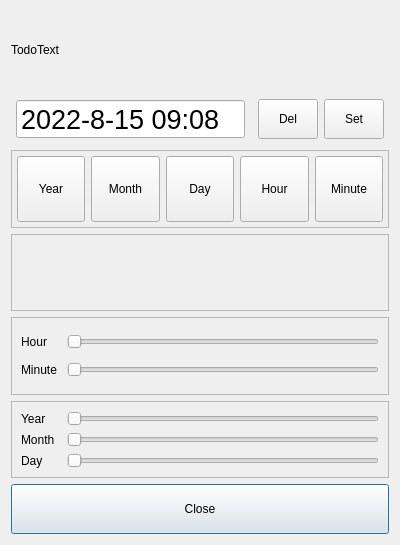
First picture: the form in msgdialog.ui, repository ic005k/Knot-Legacy, before the edit.
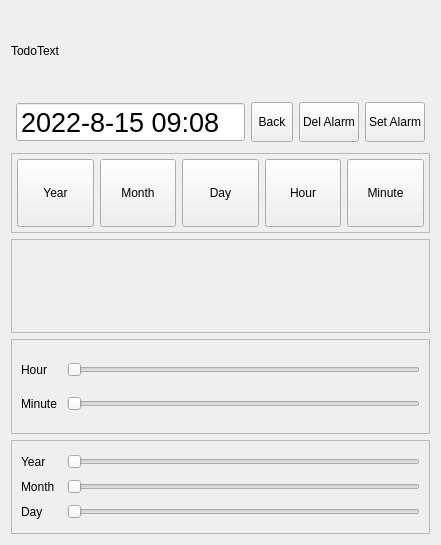
Second picture: the form after the edit.

```diff
--- a/msgdialog.ui
+++ b/msgdialog.ui
@@ -99,22 +99,22 @@
        </widget>
       </item>
       <item>
-       <spacer name="horizontalSpacer">
-        <property name="orientation">
-         <enum>Qt::Horizontal</enum>
+       <widget class="QToolButton" name="btnOK">
+        <property name="sizePolicy">
+         <sizepolicy hsizetype="Preferred" vsizetype="Preferred">
+          <horstretch>0</horstretch>
+          <verstretch>0</verstretch>
+         </sizepolicy>
         </property>
-        <property name="sizeHint" stdset="0">
-         <size>
-          <width>40</width>
-          <height>20</height>
-         </size>
+        <property name="text">
+         <string>Back</string>
         </property>
-       </spacer>
+       </widget>
       </item>
       <item>
        <widget class="QToolButton" name="btnCancelDT">
         <property name="sizePolicy">
-         <sizepolicy hsizetype="Fixed" vsizetype="Preferred">
+         <sizepolicy hsizetype="Preferred" vsizetype="Preferred">
           <horstretch>0</horstretch>
           <verstretch>0</verstretch>
          </sizepolicy>
@@ -132,14 +132,14 @@
          </size>
         </property>
         <property name="text">
-         <string>Del</string>
+         <string>Del Alarm</string>
         </property>
        </widget>
       </item>
       <item>
        <widget class="QToolButton" name="btnSetDT">
         <property name="sizePolicy">
-         <sizepolicy hsizetype="Fixed" vsizetype="Preferred">
+         <sizepolicy hsizetype="Preferred" vsizetype="Preferred">
           <horstretch>0</horstretch>
           <verstretch>0</verstretch>
          </sizepolicy>
@@ -157,7 +157,7 @@
          </size>
         </property>
         <property name="text">
-         <string>Set</string>
+         <string>Set Alarm</string>
         </property>
        </widget>
       </item>
@@ -464,19 +464,6 @@
      </layout>
     </widget>
    </item>
-   <item>
-    <widget class="QPushButton" name="btnOK">
-     <property name="minimumSize">
-      <size>
-       <width>0</width>
-       <height>50</height>
-      </size>
-     </property>
-     <property name="text">
-      <string>Close</string>
-     </property>
-    </widget>
-   </item>
   </layout>
  </widget>
  <resources/>
```
